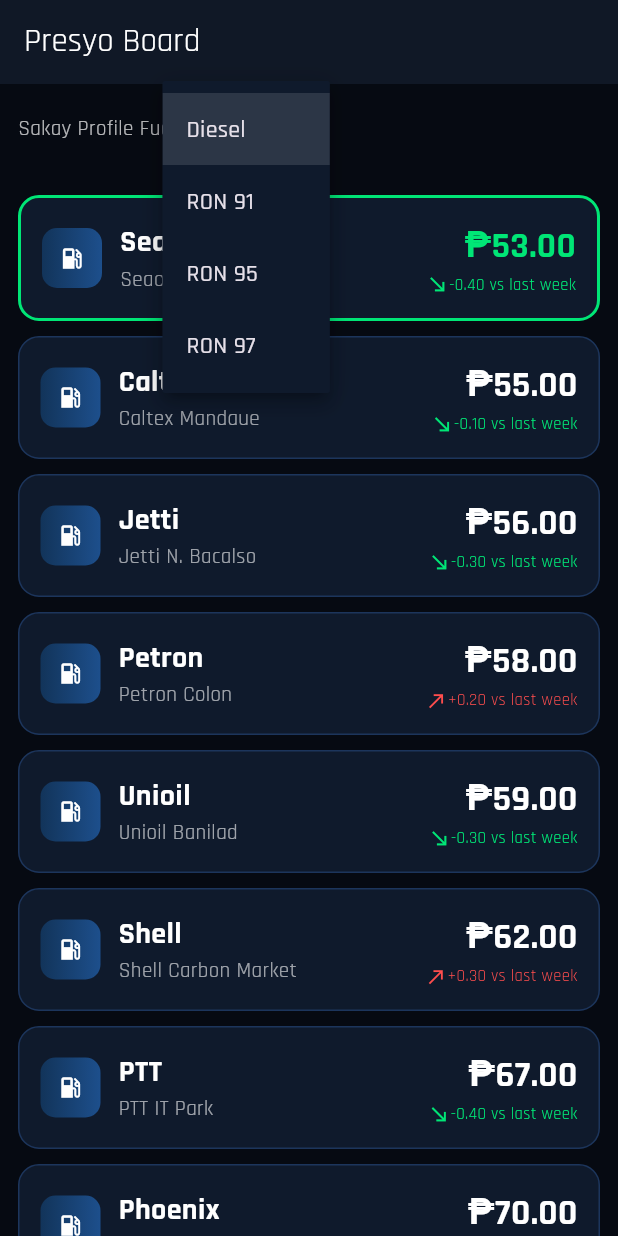
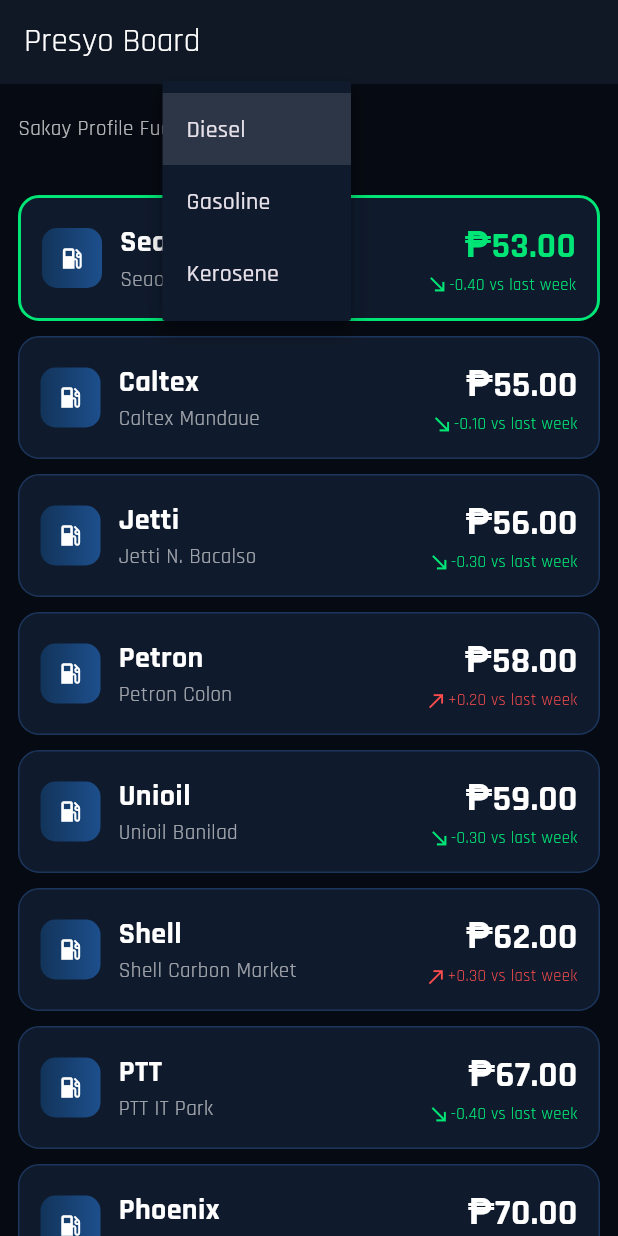
Before and after one commit to allainjamesybanez23/STF, a Flutter app: the PresyoBoardScreen screen opened directly, after a tap on "Diesel", on a phone screen of 412 x 824 dp. Run offline on Flutter 3.47's test engine with Material 3 defaults, Android fonts, the phone set to English and light mode, and no system bars; our stand-ins replace cloud_firestore, flutter_map, flutter_tts, geolocator, google_fonts, latlong2 and 2 more; accounts and stored records are empty.

Commit message:
Updated STF

```diff
--- a/save_the_fuel/lib/data/cebu_seed_data.dart
+++ b/save_the_fuel/lib/data/cebu_seed_data.dart
@@ -27,6 +27,72 @@
     radiusMeters: 220,
     type: ZoneType.red,
   ),
+  Geofence(
+    name: 'Tabunok Junction',
+    center: LatLng(10.2638, 123.8432),
+    radiusMeters: 280,
+    type: ZoneType.red,
+  ),
+  Geofence(
+    name: 'Minglanilla Proper Crossing',
+    center: LatLng(10.2459, 123.7968),
+    radiusMeters: 300,
+    type: ZoneType.red,
+  ),
+  Geofence(
+    name: 'Bulacao Corridor',
+    center: LatLng(10.2760, 123.8362),
+    radiusMeters: 320,
+    type: ZoneType.amber,
+  ),
+  Geofence(
+    name: 'South Bus Terminal Approach',
+    center: LatLng(10.2948, 123.8927),
+    radiusMeters: 260,
+    type: ZoneType.red,
+  ),
+  Geofence(
+    name: 'Ayala Center Cebu Approach',
+    center: LatLng(10.3176, 123.9059),
+    radiusMeters: 260,
+    type: ZoneType.amber,
+  ),
+  Geofence(
+    name: 'Parkmall Mandaue Junction',
+    center: LatLng(10.3328, 123.9361),
+    radiusMeters: 260,
+    type: ZoneType.red,
+  ),
+  Geofence(
+    name: 'AS Fortuna-Banilad Road',
+    center: LatLng(10.3398, 123.9156),
+    radiusMeters: 280,
+    type: ZoneType.amber,
+  ),
+  Geofence(
+    name: 'Consolacion Highway Bottleneck',
+    center: LatLng(10.3759, 123.9562),
+    radiusMeters: 300,
+    type: ZoneType.amber,
+  ),
+  Geofence(
+    name: 'Talisay Lawaan Junction',
+    center: LatLng(10.2562, 123.8507),
+    radiusMeters: 280,
+    type: ZoneType.red,
+  ),
+  Geofence(
+    name: 'Naga National Highway Stretch',
+    center: LatLng(10.2083, 123.7589),
+    radiusMeters: 360,
+    type: ZoneType.amber,
+  ),
+  Geofence(
+    name: 'SM Seaside-Cube Approach',
+    center: LatLng(10.2813, 123.8798),
+    radiusMeters: 300,
+    type: ZoneType.red,
+  ),
 ];
 
 const List<FuelStation> hardcodedStations = [
@@ -36,15 +102,13 @@
     location: LatLng(10.2798, 123.8801),
     pricesThisWeek: {
       FuelType.diesel: 53.0,
-      FuelType.ron91: 59.2,
-      FuelType.ron95: 61.8,
-      FuelType.ron97: 67.0,
+      FuelType.gasoline: 61.8,
+      FuelType.kerosene: 57.0,
     },
     pricesLastWeek: {
       FuelType.diesel: 53.4,
-      FuelType.ron91: 59.8,
-      FuelType.ron95: 62.3,
-      FuelType.ron97: 67.5,
+      FuelType.gasoline: 62.3,
+      FuelType.kerosene: 57.3,
     },
   ),
   FuelStation(
@@ -53,15 +117,13 @@
     location: LatLng(10.3390, 123.9340),
     pricesThisWeek: {
       FuelType.diesel: 55.0,
-      FuelType.ron91: 60.4,
-      FuelType.ron95: 63.0,
-      FuelType.ron97: 68.7,
+      FuelType.gasoline: 63.0,
+      FuelType.kerosene: 58.4,
     },
     pricesLastWeek: {
       FuelType.diesel: 55.1,
-      FuelType.ron91: 60.7,
-      FuelType.ron95: 63.5,
-      FuelType.ron97: 69.0,
+      FuelType.gasoline: 63.5,
+      FuelType.kerosene: 58.6,
     },
   ),
   FuelStation(
@@ -70,15 +132,13 @@
     location: LatLng(10.2941, 123.9014),
     pricesThisWeek: {
       FuelType.diesel: 58.0,
-      FuelType.ron91: 61.2,
-      FuelType.ron95: 63.9,
-      FuelType.ron97: 69.2,
+      FuelType.gasoline: 63.9,
+      FuelType.kerosene: 59.4,
     },
     pricesLastWeek: {
       FuelType.diesel: 57.8,
-      FuelType.ron91: 61.0,
-      FuelType.ron95: 64.2,
-      FuelType.ron97: 69.3,
+      FuelType.gasoline: 64.2,
+      FuelType.kerosene: 59.2,
     },
   ),
   FuelStation(
@@ -87,15 +147,13 @@
     location: LatLng(10.3448, 123.9068),
     pricesThisWeek: {
       FuelType.diesel: 59.0,
-      FuelType.ron91: 60.6,
-      FuelType.ron95: 63.2,
-      FuelType.ron97: 67.9,
+      FuelType.gasoline: 63.2,
+      FuelType.kerosene: 60.1,
     },
     pricesLastWeek: {
       FuelType.diesel: 59.3,
-      FuelType.ron91: 61.0,
-      FuelType.ron95: 63.6,
-      FuelType.ron97: 68.2,
+      FuelType.gasoline: 63.6,
+      FuelType.kerosene: 60.4,
     },
   ),
   FuelStation(
@@ -104,15 +162,13 @@
     location: LatLng(10.2911, 123.8975),
     pricesThisWeek: {
       FuelType.diesel: 62.0,
-      FuelType.ron91: 62.4,
-      FuelType.ron95: 65.3,
-      FuelType.ron97: 71.0,
+      FuelType.gasoline: 65.3,
+      FuelType.kerosene: 61.5,
     },
     pricesLastWeek: {
       FuelType.diesel: 61.7,
-      FuelType.ron91: 62.2,
-      FuelType.ron95: 65.1,
-      FuelType.ron97: 70.7,
+      FuelType.gasoline: 65.1,
+      FuelType.kerosene: 61.2,
     },
   ),
   FuelStation(
@@ -121,15 +177,13 @@
     location: LatLng(10.3305, 123.9048),
     pricesThisWeek: {
       FuelType.diesel: 67.0,
-      FuelType.ron91: 63.0,
-      FuelType.ron95: 65.9,
-      FuelType.ron97: 72.2,
+      FuelType.gasoline: 65.9,
+      FuelType.kerosene: 62.8,
     },
     pricesLastWeek: {
       FuelType.diesel: 67.4,
-      FuelType.ron91: 63.5,
-      FuelType.ron95: 66.1,
-      FuelType.ron97: 72.4,
+      FuelType.gasoline: 66.1,
+      FuelType.kerosene: 63.0,
     },
   ),
   FuelStation(
@@ -138,15 +192,13 @@
     location: LatLng(10.2975, 123.9730),
     pricesThisWeek: {
       FuelType.diesel: 70.0,
-      FuelType.ron91: 64.0,
-      FuelType.ron95: 66.8,
-      FuelType.ron97: 73.6,
+      FuelType.gasoline: 66.8,
+      FuelType.kerosene: 64.2,
     },
     pricesLastWeek: {
       FuelType.diesel: 69.7,
-      FuelType.ron91: 63.8,
-      FuelType.ron95: 66.6,
-      FuelType.ron97: 73.2,
+      FuelType.gasoline: 66.6,
+      FuelType.kerosene: 64.0,
     },
   ),
   FuelStation(
@@ -155,15 +207,13 @@
     location: LatLng(10.2817, 123.8719),
     pricesThisWeek: {
       FuelType.diesel: 56.0,
-      FuelType.ron91: 59.9,
-      FuelType.ron95: 62.6,
-      FuelType.ron97: 68.1,
+      FuelType.gasoline: 62.6,
+      FuelType.kerosene: 58.0,
     },
     pricesLastWeek: {
       FuelType.diesel: 56.3,
-      FuelType.ron91: 60.2,
-      FuelType.ron95: 62.9,
-      FuelType.ron97: 68.4,
+      FuelType.gasoline: 62.9,
+      FuelType.kerosene: 58.3,
     },
   ),
 ];
@@ -236,4 +286,58 @@
     type: ZoneType.amber,
     note: 'Moderate flow, no hard acceleration.',
   ),
+  TrafficStopPoint(
+    name: 'Tabunok Signal',
+    position: LatLng(10.2639, 123.8434),
+    type: ZoneType.red,
+    note: 'Heavy queue at peak hours, prepare to stop.',
+  ),
+  TrafficStopPoint(
+    name: 'Minglanilla Crossing',
+    position: LatLng(10.2461, 123.7969),
+    type: ZoneType.red,
+    note: 'Slow-moving junction, cut engine on long stop.',
+  ),
+  TrafficStopPoint(
+    name: 'Bulacao Traffic Lights',
+    position: LatLng(10.2756, 123.8359),
+    type: ZoneType.amber,
+    note: 'Coast in, avoid hard braking.',
+  ),
+  TrafficStopPoint(
+    name: 'Parkmall Junction Lights',
+    position: LatLng(10.3329, 123.9364),
+    type: ZoneType.red,
+    note: 'Frequent stoplight cycle, expect congestion.',
+  ),
+  TrafficStopPoint(
+    name: 'AS Fortuna Crossing',
+    position: LatLng(10.3396, 123.9153),
+    type: ZoneType.amber,
+    note: 'Maintain slow roll, coast between signals.',
+  ),
+  TrafficStopPoint(
+    name: 'Lawaan Signal',
+    position: LatLng(10.2564, 123.8509),
+    type: ZoneType.red,
+    note: 'Busy merge lane, prepare full stop.',
+  ),
+  TrafficStopPoint(
+    name: 'Naga Highway Lights',
+    position: LatLng(10.2085, 123.7592),
+    type: ZoneType.amber,
+    note: 'Long corridor flow, coast to save fuel.',
+  ),
+  TrafficStopPoint(
+    name: 'SM Seaside Main Lights',
+    position: LatLng(10.2811, 123.8794),
+    type: ZoneType.red,
+    note: 'High-volume traffic near mall access.',
+  ),
+  TrafficStopPoint(
+    name: 'Cube Intersection Lights',
+    position: LatLng(10.2804, 123.8810),
+    type: ZoneType.amber,
+    note: 'Coast in, avoid racing the signal.',
+  ),
 ];
--- a/save_the_fuel/lib/main.dart
+++ b/save_the_fuel/lib/main.dart
@@ -69,7 +69,7 @@
       KitaScreen(),
     ];
     return Scaffold(
-      body: IndexedStack(index: _index, children: pages),
+      body: pages[_index],
       bottomNavigationBar: NavigationBar(
         selectedIndex: _index,
         onDestinationSelected: (value) => setState(() => _index = value),
--- a/save_the_fuel/lib/models/fuel_station.dart
+++ b/save_the_fuel/lib/models/fuel_station.dart
@@ -1,17 +1,15 @@
 import 'package:latlong2/latlong.dart';
 
-enum FuelType { diesel, ron91, ron95, ron97 }
+enum FuelType { diesel, gasoline, kerosene }
 
 String fuelTypeLabel(FuelType type) {
   switch (type) {
     case FuelType.diesel:
       return 'Diesel';
-    case FuelType.ron91:
-      return 'RON 91';
-    case FuelType.ron95:
-      return 'RON 95';
-    case FuelType.ron97:
-      return 'RON 97';
+    case FuelType.gasoline:
+      return 'Gasoline';
+    case FuelType.kerosene:
+      return 'Kerosene';
   }
 }
 
--- a/save_the_fuel/lib/providers/app_state.dart
+++ b/save_the_fuel/lib/providers/app_state.dart
@@ -37,6 +37,7 @@
   StreamSubscription<AccelerometerEvent>? _accelSub;
   Timer? _secondTicker;
   DateTime _lastMovement = DateTime.now();
+  DateTime _lastUiNotify = DateTime.fromMillisecondsSinceEpoch(0);
   ZoneType? _lastSpokenZone;
   final Map<int, double> hourlyNetIncome = {
     5: 40,
@@ -136,10 +137,16 @@
       );
 
       _secondTicker = Timer.periodic(const Duration(seconds: 1), (_) async {
+        var changed = false;
+        final previousPrompt = hudPrompt;
         if (activeZoneType == ZoneType.red) {
           redZoneSlowSeconds += 1;
+          changed = true;
         } else {
-          redZoneSlowSeconds = 0;
+          if (redZoneSlowSeconds != 0) {
+            redZoneSlowSeconds = 0;
+            changed = true;
+          }
         }
 
         if (activeZoneType == ZoneType.red && speedKph < 1 && isIdlingBySensor) {
@@ -147,10 +154,14 @@
           todayPhpSaved = SavingsTracker.idleLossPhp(idleSeconds);
           todayLitersSaved = SavingsTracker.litersSavedFromIdle(idleSeconds);
           await _persistStats();
+          changed = true;
         }
 
         _refreshPrompt();
-        notifyListeners();
+        if (previousPrompt != hudPrompt) changed = true;
+        if (changed) {
+          _notifyListenersThrottled(force: false);
+        }
       });
     } catch (error) {
       debugPrint('GPS init skipped: $error');
@@ -178,7 +189,7 @@
     _checkCheapestStationProximity();
     _refreshPrompt();
     _maybeSpeak();
-    notifyListeners();
+    _notifyListenersThrottled(force: false);
   }
 
   void _resolveZone(Position pos) {
@@ -303,6 +314,14 @@
     notifyListeners();
   }
 
+  void _notifyListenersThrottled({required bool force}) {
+    final now = DateTime.now();
+    if (force || now.difference(_lastUiNotify).inMilliseconds >= 700) {
+      _lastUiNotify = now;
+      notifyListeners();
+    }
+  }
+
   @override
   void dispose() {
     _positionSub?.cancel();
--- a/save_the_fuel/lib/screens/hud_screen.dart
+++ b/save_the_fuel/lib/screens/hud_screen.dart
@@ -30,8 +30,17 @@
                 children: [
                   TileLayer(
                     urlTemplate:
-                        'https://{s}.basemaps.cartocdn.com/dark_all/{z}/{x}/{y}{r}.png',
-                    subdomains: const ['a', 'b', 'c', 'd'],
+                        'https://{s}.tile.openstreetmap.org/{z}/{x}/{y}.png',
+                    subdomains: const ['a', 'b', 'c'],
+                    maxZoom: 19,
+                    userAgentPackageName: 'com.example.save_the_fuel',
+                  ),
+                  // Fallback endpoint for networks that block main OSM host.
+                  TileLayer(
+                    urlTemplate:
+                        'https://{s}.tile.openstreetmap.fr/hot/{z}/{x}/{y}.png',
+                    subdomains: const ['a', 'b', 'c'],
+                    maxZoom: 19,
                     userAgentPackageName: 'sugbo.save.mvp',
                   ),
                   if (state.pathTrail.length > 1)
```
Also changed, not shown: 1 other file.
